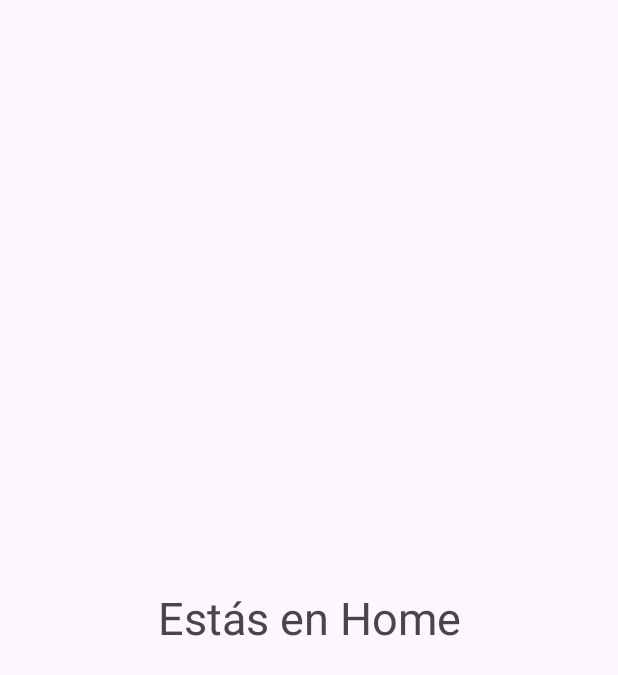
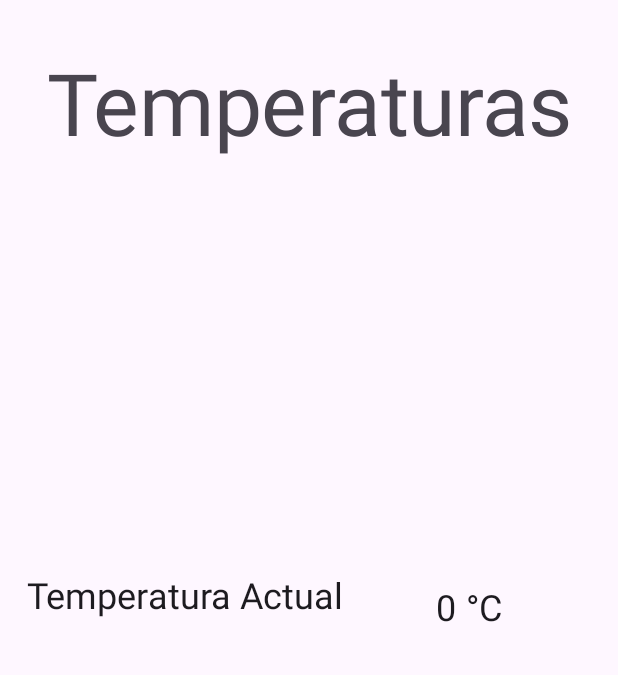
Before and after one commit to Zextokar/ProyectIoTEvaluacion3, an Android app: the layout fragment_home.xml on its own in the app's theme, with its tools: preview values and no code run, on a phone screen of 412 x 824 dp. Shown: the top 675 px of the screen. Run offline under Robolectric (Android 15) with nearby library versions, the phone set to English and light mode, and no system bars.

Commit message:
New Archives

```diff
--- a/app/src/main/res/layout/fragment_home.xml
+++ b/app/src/main/res/layout/fragment_home.xml
@@ -1,16 +1,60 @@
 <?xml version="1.0" encoding="utf-8"?>
 <FrameLayout xmlns:android="http://schemas.android.com/apk/res/android"
+    xmlns:app="http://schemas.android.com/apk/res-auto"
     xmlns:tools="http://schemas.android.com/tools"
     android:layout_width="match_parent"
     android:layout_height="match_parent"
     tools:context=".vistas.HomeFragment">
 
-    <!-- TODO: Update blank fragment layout -->
     <TextView
+        style="@style/TextAppearance.Material3.DisplayLarge"
+        android:id="@+id/myTitleTextView"
         android:layout_width="match_parent"
-        android:layout_height="match_parent"
+        android:layout_height="wrap_content"
         android:gravity="center"
-        android:text="Estás en Home"
-        android:textSize="30sp" />
+        android:text="Temperaturas"
+        android:layout_marginTop="30sp"/>
+
+    <androidx.constraintlayout.widget.ConstraintLayout
+        android:layout_width="match_parent"
+        android:layout_height="match_parent">
+
+        <TableLayout
+            android:layout_width="match_parent"
+            android:layout_height="match_parent"
+            android:stretchColumns="3"
+            android:gravity="center">
+
+            <TableRow>
+                <TextView
+                    style="@style/TextAppearance.Material3.HeadlineSmall"
+                    android:text="Temperatura Actual"
+                    android:layout_width="match_parent"
+                    android:padding="3dip"
+                    android:layout_gravity="center"
+                    android:layout_marginBottom="15sp"
+                    android:layout_marginLeft="10sp"/>
+
+                <TextView
+                    style="@style/TextAppearance.Material3.HeadlineSmall"
+                    android:id="@+id/textViewTemperature"
+                    android:text="0"
+                    android:layout_width="match_parent"
+                    android:gravity="center"
+                    android:padding="3dip"
+                    android:layout_marginLeft="50sp"
+                    android:layout_marginRight="0sp"/>
+
+                <TextView
+                    style="@style/TextAppearance.Material3.HeadlineSmall"
+                    android:gravity="center"
+                    android:layout_width="match_parent"
+                    android:padding="3dip"
+                    android:text="°C" />
+            </TableRow>
+        </TableLayout>
+    </androidx.constraintlayout.widget.ConstraintLayout>
+
+
 
 </FrameLayout>
```
Also changed, not shown: app/src/main/java/com/example/evaluacion3/vistas/HomeFragment.kt (+29 -40 lines).
